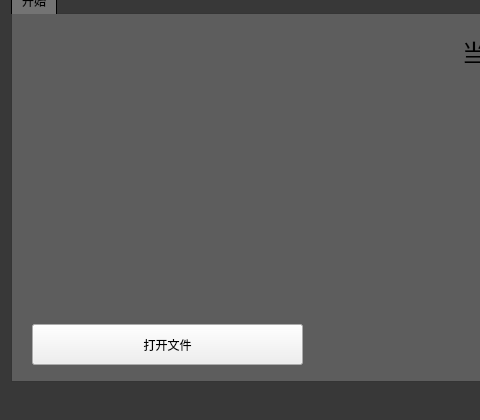
Above: mainwindow.ui from charon-cheung/QSketch before the change; both pictures show x 0 to 480 and y 165 to 585 of the 733 by 585 pixel window. Below: the same form after it.
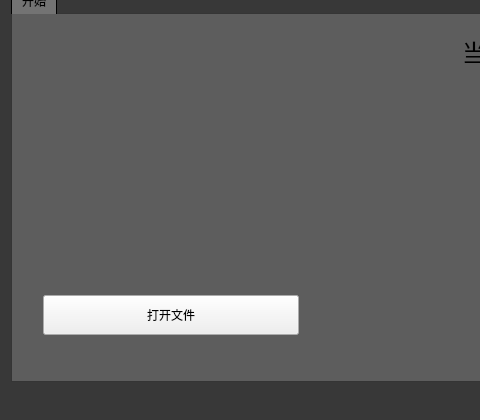
That is the form after the change. The open tabs and pages were chosen to show the change. Icons and pictures are not drawn. Custom widgets are drawn as their Qt base class.

Patch:
```diff
--- a/mainwindow.ui
+++ b/mainwindow.ui
@@ -468,48 +468,6 @@
          <attribute name="title">
           <string>开始</string>
          </attribute>
-         <widget class="QPushButton" name="startBtn">
-          <property name="geometry">
-           <rect>
-            <x>20</x>
-            <y>100</y>
-            <width>260</width>
-            <height>181</height>
-           </rect>
-          </property>
-          <property name="text">
-           <string/>
-          </property>
-          <property name="icon">
-           <iconset resource="res.qrc">
-            <normaloff>:/Icon/Icon/start.png</normaloff>:/Icon/Icon/start.png</iconset>
-          </property>
-          <property name="iconSize">
-           <size>
-            <width>272</width>
-            <height>199</height>
-           </size>
-          </property>
-          <property name="flat">
-           <bool>true</bool>
-          </property>
-         </widget>
-         <widget class="QPushButton" name="openBtn">
-          <property name="geometry">
-           <rect>
-            <x>20</x>
-            <y>310</y>
-            <width>271</width>
-            <height>41</height>
-           </rect>
-          </property>
-          <property name="text">
-           <string>打开文件</string>
-          </property>
-          <property name="flat">
-           <bool>false</bool>
-          </property>
-         </widget>
          <widget class="QLabel" name="label_3">
           <property name="geometry">
            <rect>
@@ -526,13 +484,70 @@
          <widget class="Clock" name="clock" native="true">
           <property name="geometry">
            <rect>
-            <x>370</x>
-            <y>90</y>
+            <x>360</x>
+            <y>60</y>
             <width>256</width>
             <height>256</height>
            </rect>
           </property>
          </widget>
+         <widget class="QWidget" name="">
+          <property name="geometry">
+           <rect>
+            <x>20</x>
+            <y>40</y>
+            <width>278</width>
+            <height>292</height>
+           </rect>
+          </property>
+          <layout class="QVBoxLayout" name="verticalLayout_2">
+           <property name="spacing">
+            <number>40</number>
+           </property>
+           <item>
+            <widget class="QPushButton" name="startBtn">
+             <property name="minimumSize">
+              <size>
+               <width>250</width>
+               <height>200</height>
+              </size>
+             </property>
+             <property name="text">
+              <string/>
+             </property>
+             <property name="icon">
+              <iconset>
+               <normaloff>:/Icon/Icon/start.png</normaloff>:/Icon/Icon/start.png</iconset>
+             </property>
+             <property name="iconSize">
+              <size>
+               <width>272</width>
+               <height>199</height>
+              </size>
+             </property>
+             <property name="flat">
+              <bool>true</bool>
+             </property>
+            </widget>
+           </item>
+           <item>
+            <widget class="QPushButton" name="openBtn">
+             <property name="minimumSize">
+              <size>
+               <width>0</width>
+               <height>40</height>
+              </size>
+             </property>
+             <property name="text">
+              <string>打开文件</string>
+             </property>
+             <property name="flat">
+              <bool>false</bool>
+             </property>
+            </widget>
+           </item>
+          </layout>
+         </widget>
         </widget>
        </widget>
       </item>
```
Left out of the diff: 78 changed lines with no effect on the pictures.
